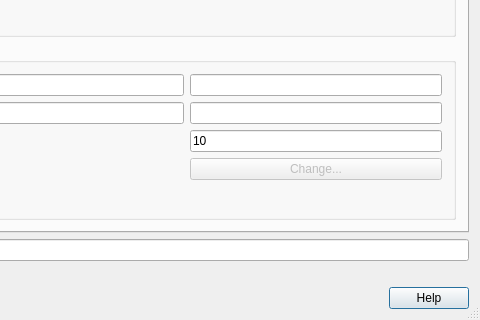
qgis/QGIS, file src/ui/qgswmssourceselectbase.ui: the form before one commit; both pictures show x 293 to 773 and y 224 to 544 of the 773 by 544 pixel window.
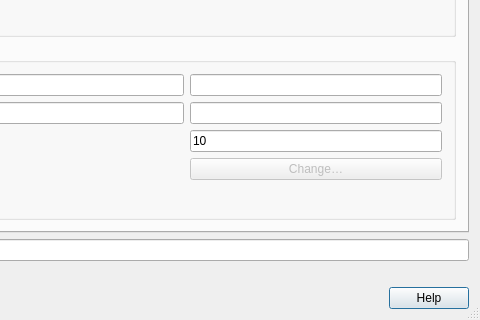
The form after the commit. Icons and pictures are not drawn.

The edit to the form file:
```diff
--- a/src/ui/qgswmssourceselectbase.ui
+++ b/src/ui/qgswmssourceselectbase.ui
@@ -262,7 +262,7 @@
              <bool>false</bool>
             </property>
             <property name="text">
-             <string>Change...</string>
+             <string>Change…</string>
             </property>
            </widget>
           </item>
```
